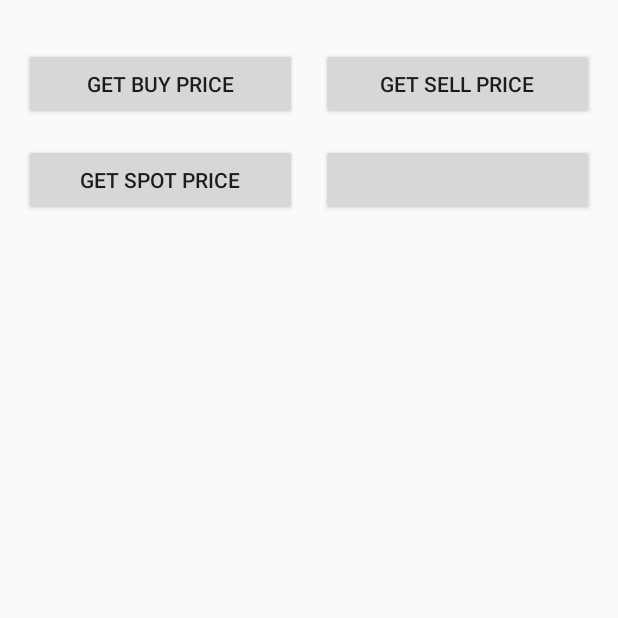
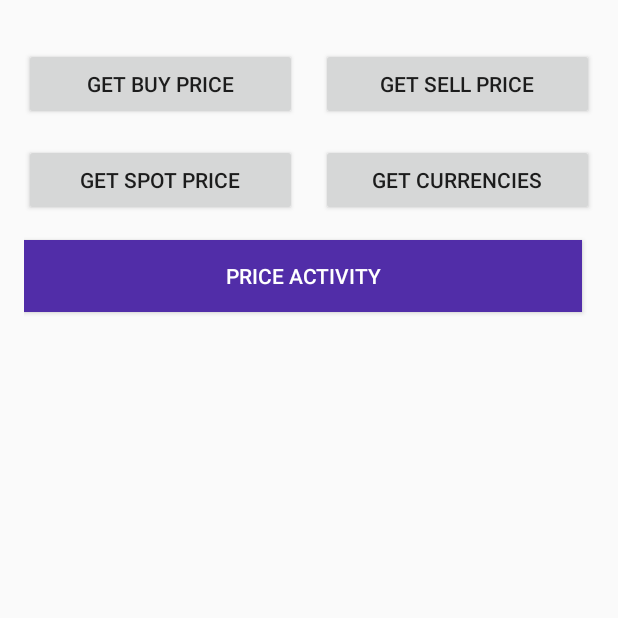
Before and after one commit to Julesssss/BitcoinMaterial, an Android app: the screen it shows after launch (MainActivity), after a tap on "GET SPOT PRICE", on a phone screen of 412 x 824 dp, the top half of it. Run offline under Robolectric (Android 15) with nearby library versions, the phone set to English and light mode, and no system bars; our stand-ins replace RxJava; libraries missing offline, so code that uses them is left out: com.jakewharton.retrofit2; network calls fail.

Commit message:
add button to enable access to PriceActivity

```diff
--- a/app/src/main/java/julesssss/github/bitcoinmaterial/MainActivity.kt
+++ b/app/src/main/java/julesssss/github/bitcoinmaterial/MainActivity.kt
@@ -1,5 +1,6 @@
 package julesssss.github.bitcoinmaterial
 
+import android.content.Intent
 import android.os.Bundle
 import android.support.v7.app.AppCompatActivity
 import android.widget.Toast
@@ -48,6 +49,9 @@ class MainActivity : AppCompatActivity() {
                             onError = ::handleError
                     )
         }
+        buttonE.setOnClickListener {
+            startActivity(Intent(this, PriceActivity::class.java))
+        }
     }
 
     private fun handleExchangeResponse(currencies: CurrenciesResponse) {
--- a/app/src/main/res/layout/activity_main.xml
+++ b/app/src/main/res/layout/activity_main.xml
@@ -45,10 +45,24 @@
         android:layout_width="0dp"
         android:layout_height="wrap_content"
         android:layout_marginStart="8dp"
-        android:text=""
+        android:text="Get Currencies"
         app:layout_constraintBottom_toBottomOf="@+id/buttonSpotPrice"
         app:layout_constraintEnd_toEndOf="parent"
         app:layout_constraintStart_toEndOf="@id/buttonSpotPrice"
         app:layout_constraintTop_toTopOf="@id/buttonSpotPrice" />
 
+    <Button
+        android:id="@+id/buttonE"
+        android:layout_width="0dp"
+        android:layout_height="wrap_content"
+        android:background="@color/colorPrimaryDark"
+        android:textColor="@android:color/white"
+        android:layout_marginEnd="8dp"
+        android:layout_marginTop="16dp"
+        android:text="Price Activity"
+        app:layout_constraintEnd_toEndOf="parent"
+        app:layout_constraintStart_toStartOf="parent"
+        app:layout_constraintTop_toBottomOf="@id/buttonSpotPrice" />
+
+
 </android.support.constraint.ConstraintLayout>
```
